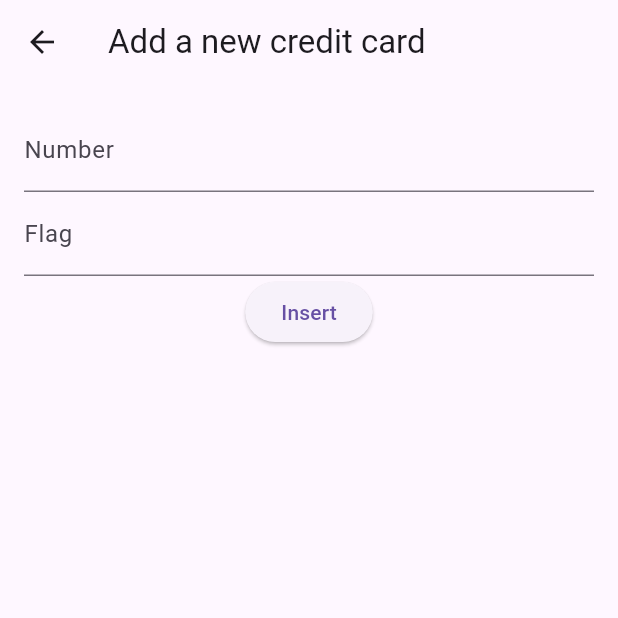
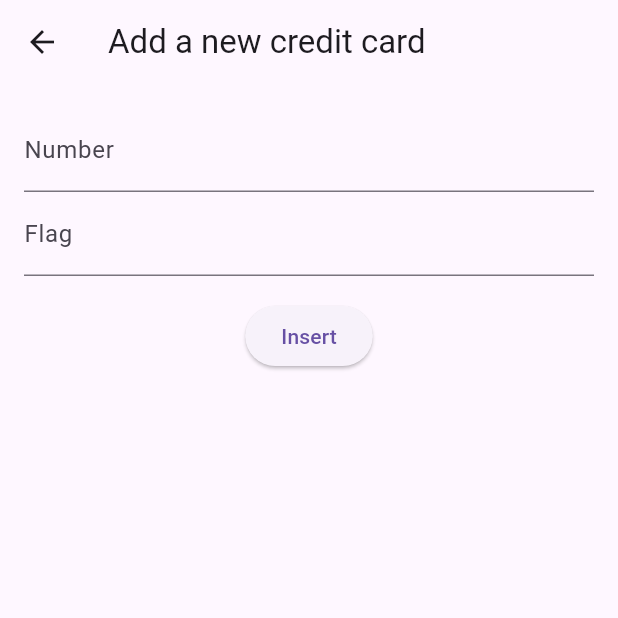
Before and after one commit to ricardoogliari/atitus_persistence_study, a Flutter app: the screen it shows after launch, after a tap on "Login", after a tap on the "add" icon, on a phone screen of 412 x 824 dp, the top half of it. Run offline on Flutter 3.47's test engine with Material 3 defaults, Android fonts, the light colour scheme and no system bars; our stand-ins replace shared_preferences, sqflite; accounts and stored records are empty.

Commit message:
imporove layouts

```diff
--- a/lib/pages/add_card.dart
+++ b/lib/pages/add_card.dart
@@ -25,6 +25,7 @@ class AddCard extends StatelessWidget {
                 decoration: InputDecoration(labelText: 'Flag'),
                 controller: _flagController,
               ),
+              SizedBox(height: 16),
               ElevatedButton(
                 onPressed: () {
                   insertCard(
--- a/lib/pages/login.dart
+++ b/lib/pages/login.dart
@@ -20,6 +20,7 @@ class Login extends StatelessWidget {
         padding: EdgeInsets.all(16.0),
         child: Form(
           child: Column(
+            mainAxisAlignment: MainAxisAlignment.center,
             children: [
               TextFormField(
                 decoration: InputDecoration(labelText: 'User'),
@@ -30,6 +31,7 @@ class Login extends StatelessWidget {
                 controller: _passwordController,
                 obscureText: true,
               ),
+              SizedBox(height: 16),
               ElevatedButton(
                 onPressed: () {
                   login();
```
